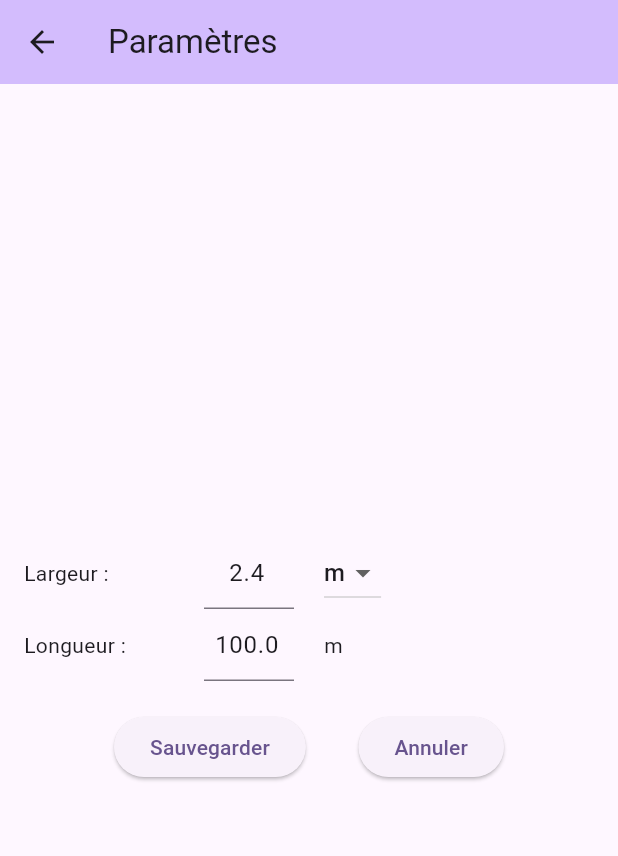
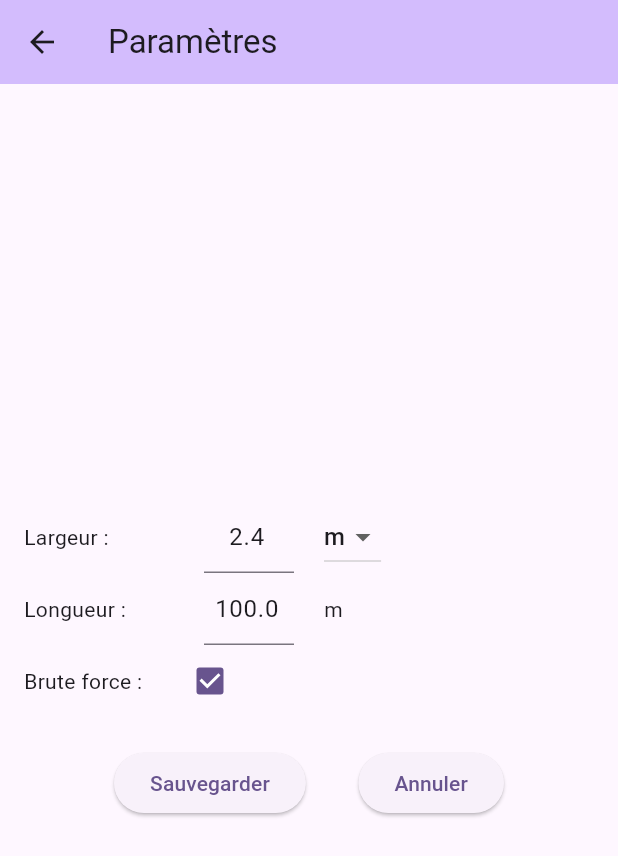
Before and after one commit to Aladinfodpo/corimbric, a Flutter app: the screen it shows after launch, after a tap on the "settings" icon, on a phone screen of 412 x 824 dp. Shown: the top 856 px of the screen. Run offline on Flutter 3.47's test engine with Material 3 defaults, Android fonts, the phone set to English and light mode, and no system bars; our stand-ins replace shared_preferences.

Commit message:
Readme + layout

```diff
--- a/lib/main.dart
+++ b/lib/main.dart
@@ -48,6 +48,7 @@ class _MyHomePageState extends State<MyHomePage> {
   double _currentScale = 1.0;
 
   static int currentId = 1;
+  bool fullscreen = false;
 
   final TransformationController _controller = TransformationController();
 
@@ -91,15 +92,19 @@ class _MyHomePageState extends State<MyHomePage> {
         backgroundColor: Theme.of(context).colorScheme.inversePrimary,
         title: Text(widget.title),
       ),
-      body: Center(
-        child: Column(
+      body: Center( child:
+        OrientationBuilder(
+          builder: (context, orientation) {
+            return Flex(
+            direction: orientation == Orientation.portrait ? Axis.vertical : Axis.horizontal,
+            children: [ Column(
               mainAxisAlignment: MainAxisAlignment.center,
               children: <Widget>[
-            SizedBox(height: 300,
+                SizedBox(height: fullscreen ? 0 : 270,
                 child: Card(
                       child:
                       Padding(
-                    padding: EdgeInsets.all(4.0),
+                        padding: EdgeInsets.all(0.0),
                         child :
                           SingleChildScrollView(
                           child:
@@ -139,19 +144,36 @@ class _MyHomePageState extends State<MyHomePage> {
                       )
                   )
                 ),
-            Card(child:
+                Card(
+                  margin: EdgeInsets.all(0),
+                  child:
                   Row(
+                    mainAxisAlignment: MainAxisAlignment.center,
                     spacing: 10,
                     children: [
-                  ElevatedButton(onPressed: (){setState(() {
+                      ElevatedButton(
+                        style: ButtonStyle(
+                          padding: MaterialStateProperty.all(EdgeInsets.all(6.0)), // remove internal padding
+                          minimumSize: MaterialStateProperty.all(Size.zero),   // remove min size constraint
+                          tapTargetSize: MaterialTapTargetSize.shrinkWrap,     // avoid extra padding for tap area
+                          elevation: MaterialStateProperty.all(2.0),
+                        ),
+                        onPressed: (){setState(() {
                         calculate();
                       });}, child: const Text("Calculer")),
                       Text(camion.longueur == double.infinity ? "" : "Efficacité: ${camion.calculEfficiency().toStringAsFixed(0)}%"),
                       Text(camion.longueur == double.infinity ? "" : "Longueur: ${camion.getOutString(camion.longueur, precision: 1)}"),
-                  IconButton(onPressed: (){Navigator.pushNamed(context, SettingsPage.routeName, ).then((res) {if(res as bool) {setState(calculate);}});}, icon: Icon(Icons.settings))
+                      IconButton(onPressed: (){setState(() {
+                        fullscreen = !fullscreen;
+                      });}, icon: Icon(Icons.fullscreen)),
+                      IconButton(onPressed: (){Navigator.pushNamed(context, SettingsPage.routeName, ).then((res) {if(res != null && res as bool) {setState(calculate);}});}, icon: Icon(Icons.settings)),
                     ],
                   ),
+                ),],
                 ),
+                Expanded(child:
+                Column(children: [
+
                 Expanded(
                   child:
                 Padding(
@@ -170,8 +192,11 @@ class _MyHomePageState extends State<MyHomePage> {
                   )
                 )
                 ),
+                ])
+                )
               ],
-        ),
+            );
+            } )
           ),
     );
   }
--- a/lib/user.dart
+++ b/lib/user.dart
@@ -48,6 +48,7 @@ class _SettingsPageState extends State<SettingsPage> {
   final largeurController = TextEditingController(text: (User().isMeter ? User().largeur : User().largeur * 39.37).toString());
   final longueurController = TextEditingController(text: (User().isMeter ? User().longueur : User().longueur * 39.37).toString());
   bool isMeter = User().isMeter;
+  bool deepFit = User().deepFit;
 
   bool isSaving = false;
   _SettingsPageState();
@@ -114,6 +115,13 @@ class _SettingsPageState extends State<SettingsPage> {
                   Text(["m", "\""][isMeter ? 0 : 1])
                 ]
               ),
+              Row(
+                children: <Widget>[
+                  SizedBox(width: 100, child:
+                  const Text("Brute force :")),
+                  Checkbox(value: deepFit, onChanged: (value){setState((){deepFit = value!;});})
+                ]
+              ),
               SizedBox(height: 20),
               Padding(
                 padding: EdgeInsets.only(left: 60.0, right: 60.0,),
@@ -125,6 +133,7 @@ class _SettingsPageState extends State<SettingsPage> {
                       User().largeur = double.parse(largeurController.text);
                       User().longueur = double.parse(longueurController.text);
                       User().isMeter = isMeter;
+                      User().deepFit = deepFit;
                       setState(() { isSaving = true; });
                       await User().save();
                       setState(() { isSaving = false; });
```
Also changed, not shown: screenshot.png (added), 1 other file. Lines whose indentation alone changed are shown as unchanged.
